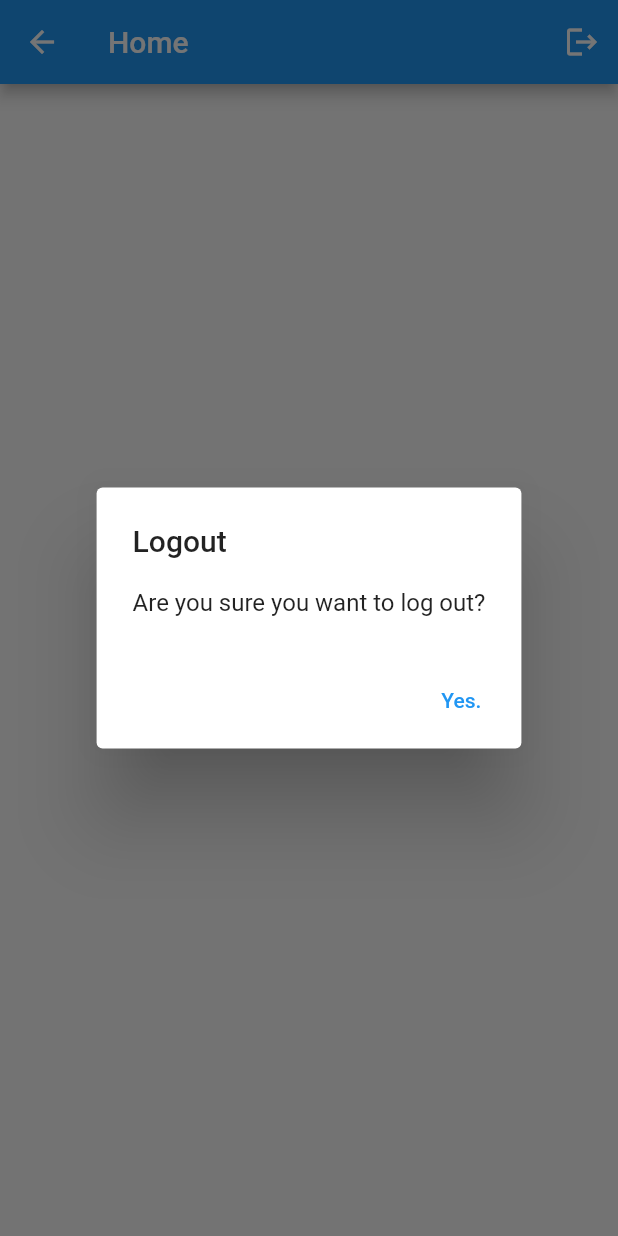
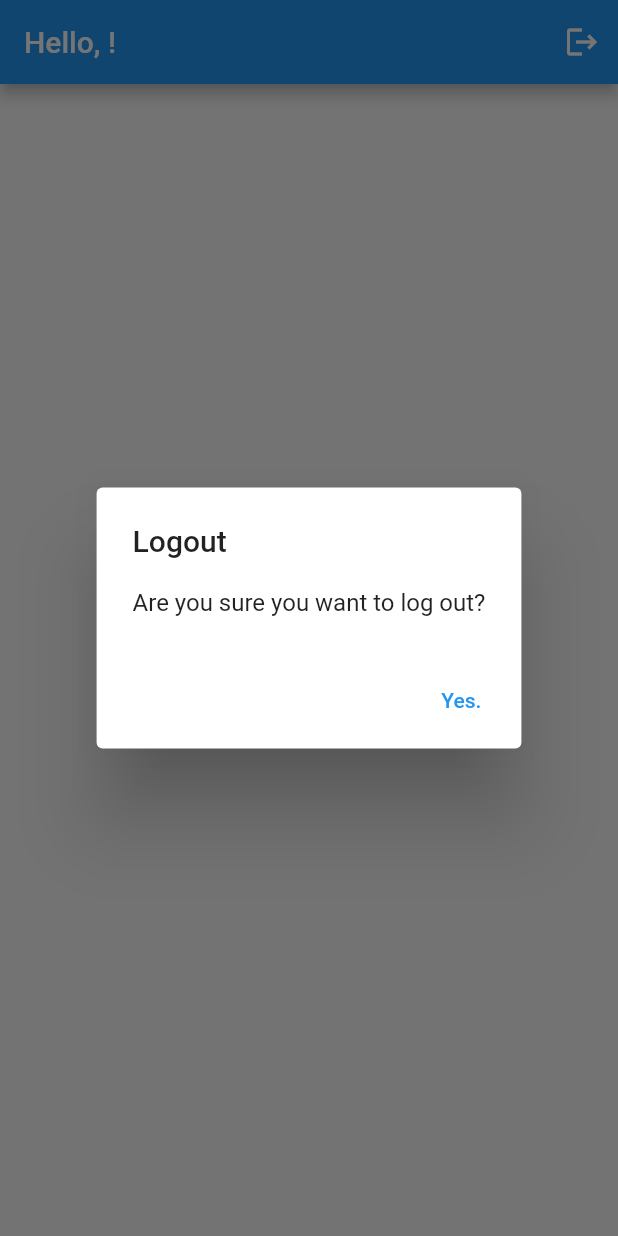
Before and after one commit to naimam/FANPAGEAPP, a Flutter app: the Home screen opened directly, after a tap on the "logout" icon, on a phone screen of 412 x 824 dp. Run offline on Flutter 3.47's test engine with Material 2 defaults, Android fonts, the phone set to English and light mode, and no system bars; our stand-ins replace cloud_firestore, firebase_auth, firebase_core, google_sign_in; accounts and stored records are empty.

Commit message:
home pg ui

```diff
--- a/lib/screens/home.dart
+++ b/lib/screens/home.dart
@@ -16,13 +16,19 @@ class _HomeState extends State<Home> {
   User? user = FirebaseAuth.instance.currentUser;
   TextEditingController textFieldController = TextEditingController();
   bool admin = false;
+  String userFName = " ";
+  String userLName = " ";
+  String userRole = " ";
   CollectionReference users = FirebaseFirestore.instance.collection('users');
   CollectionReference posts = FirebaseFirestore.instance.collection('posts');
 
   Future<void> ifUserAdmin() async {
     await users.doc(user?.uid).get().then((DocumentSnapshot document) {
       if (document.exists) {
-        admin = (document['role'] == 'admin');
+        userRole = document['role'];
+        admin = (userRole == 'admin');
+        userFName = document['first_name'];
+        userLName = document['last_name'];
       }
       setState(() {});
     });
@@ -38,7 +44,8 @@ class _HomeState extends State<Home> {
   Widget build(BuildContext context) {
     return Scaffold(
       appBar: AppBar(
-        title: const Text('Home'),
+        automaticallyImplyLeading: false,
+        title: Text('Hello, ' + userFName + "! "),
         actions: <Widget>[
           IconButton(
               icon: const Icon(Icons.logout),
@@ -59,12 +66,18 @@ class _HomeState extends State<Home> {
 
           return ListView(
             children: snapshot.data!.docs.map((document) {
-              return Container(
-                padding: const EdgeInsets.all(10),
-                height: 60,
-                child: Center(
-                  child: Text(document['message']),
-                ),
+              return Column(
+                children: [
+                  Container(
+                    padding: const EdgeInsets.all(10),
+                    child: Row(children: <Widget>[
+                      Flexible(
+                          child: Text(
+                              document['message'] + "\n" + "Posted by Naima M.",
+                              style: const TextStyle(fontSize: 20))),
+                    ]),
+                  ),
+                ],
               );
             }).toList(),
           );
@@ -101,7 +114,7 @@ class _HomeState extends State<Home> {
                 onPressed: () async {
                   await FirebaseAuth.instance.signOut();
                   Navigator.pushReplacement(context,
-                      MaterialPageRoute(builder: (context) => const SignUp()));
+                      MaterialPageRoute(builder: (context) => const SignIn()));
                 },
                 child: const Text("Yes."),
               ),
```
